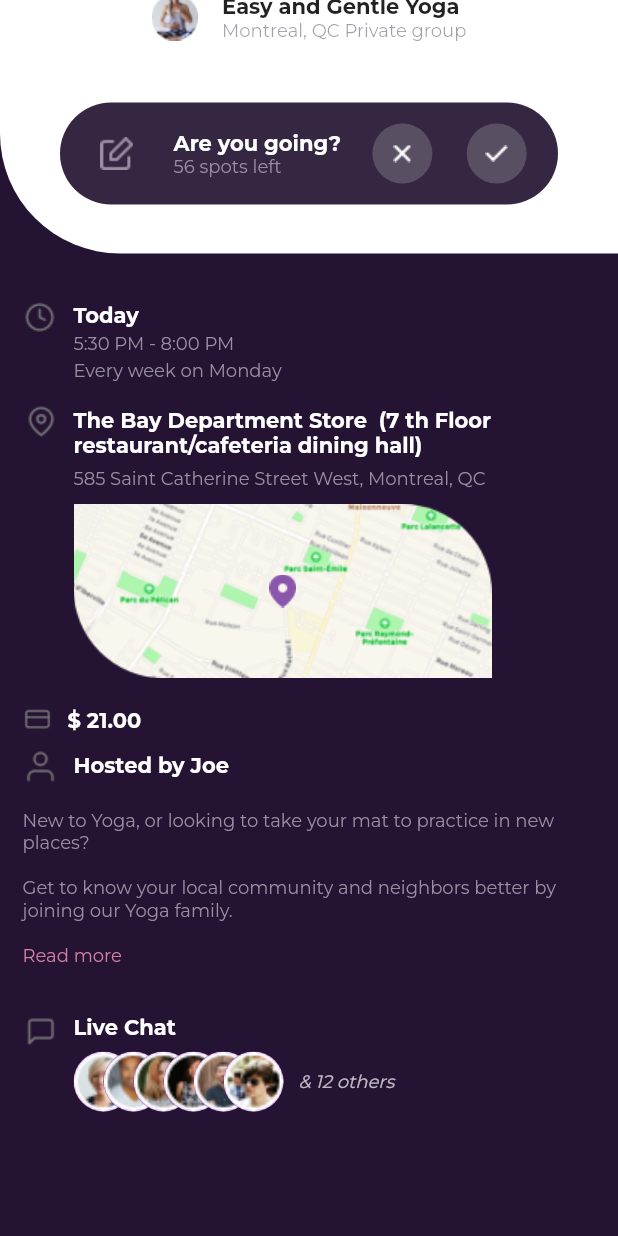
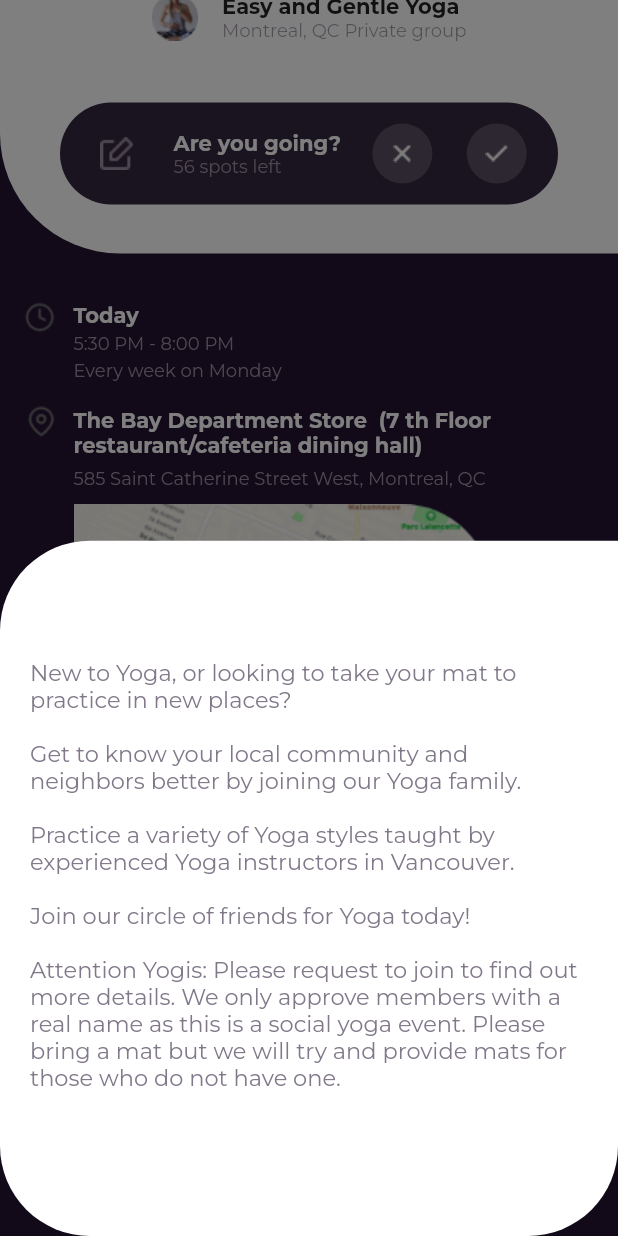
Before and after one commit to resulcay/social_meet_up, a Flutter app: the EventScreen screen opened directly, scrolled down 259 dp, after a tap on "Read more", on a phone screen of 412 x 824 dp. Run offline on Flutter 3.47's test engine with Material 2 defaults, Android fonts, the light colour scheme and no system bars; our stand-ins replace badges.

Commit message:
read more bottom sheet added

```diff
--- a/lib/main.dart
+++ b/lib/main.dart
@@ -31,7 +31,9 @@ class MyApp extends StatelessWidget {
           fontFamily: "Montserrat",
           visualDensity: VisualDensity.adaptivePlatformDensity,
         ),
-        home: const NotificationScreen(),
+        home: const Scaffold(
+          body: EventScreen(),
+        ),
         // home: const OnboardingScreen(),
       ),
     );
--- /dev/null
+++ b/lib/screens/event_screen/components/read_more_bottom_sheet.dart
@@ -0,0 +1,36 @@
+import 'dart:ui';
+
+import 'package:flutter/material.dart';
+import 'package:social_meet_up/constants.dart';
+import 'package:social_meet_up/media_query_extension.dart';
+
+class ReadMoreBottomSheet extends StatelessWidget {
+  const ReadMoreBottomSheet({super.key});
+
+  @override
+  Widget build(BuildContext context) {
+    return const Center(
+      child: Padding(
+        padding: EdgeInsets.all(20),
+        child: Text(
+          '''
+New to Yoga, or looking to take your mat to practice in new places?
+
+Get to know your local community and neighbors better by joining our Yoga family.
+
+Practice a variety of Yoga styles taught by experienced Yoga instructors in Vancouver.
+
+Join our circle of friends for Yoga today!
+
+Attention Yogis: Please request to join to find out more details. We only approve members with a real name as this is a social yoga event. Please bring a mat but we will try and provide mats for those who do not have one.
+''',
+          style: TextStyle(
+            fontSize: 15,
+            fontWeight: FontWeight.w500,
+            color: kNormalGrey,
+          ),
+        ),
+      ),
+    );
+  }
+}
--- a/lib/screens/event_screen/event_screen.dart
+++ b/lib/screens/event_screen/event_screen.dart
@@ -2,6 +2,7 @@ import 'package:flutter/material.dart';
 import 'package:social_meet_up/media_query_extension.dart';
 import '../../constants.dart';
 import 'components/are_you_going_widget.dart';
+import 'components/read_more_bottom_sheet.dart';
 
 class EventScreen extends StatelessWidget {
   const EventScreen({super.key});
@@ -324,12 +325,15 @@ New to Yoga, or looking to take your mat to practice in new places?
 Get to know your local community and neighbors better by joining our Yoga family.
 ''',
                 style: TextStyle(
-                    color: kDarkGrey,
-                    fontWeight: FontWeight.w500,
-                    fontSize: 12),
+                  color: kDarkGrey,
+                  fontWeight: FontWeight.w500,
+                  fontSize: 12,
+                ),
               ),
               InkWell(
-                onTap: () {},
+                onTap: () {
+                  _readMoreBottomSheet(context);
+                },
                 child: const Text(
                   "Read more",
                   style: TextStyle(
@@ -406,4 +410,24 @@ Get to know your local community and neighbors better by joining our Yoga family
       ),
     );
   }
+
+  Future<dynamic> _readMoreBottomSheet(BuildContext context) {
+    return showModalBottomSheet(
+      barrierColor: Colors.black12.withOpacity(.5),
+      backgroundColor: kNormalWhite,
+      constraints: BoxConstraints(
+        minHeight: 100,
+        maxHeight: context.height * .95,
+      ),
+      shape: const RoundedRectangleBorder(
+        borderRadius: BorderRadius.only(
+          topLeft: Radius.circular(60),
+          bottomLeft: Radius.circular(60),
+          bottomRight: Radius.circular(60),
+        ),
+      ),
+      context: context,
+      builder: (context) => const ReadMoreBottomSheet(),
+    );
+  }
 }
```
